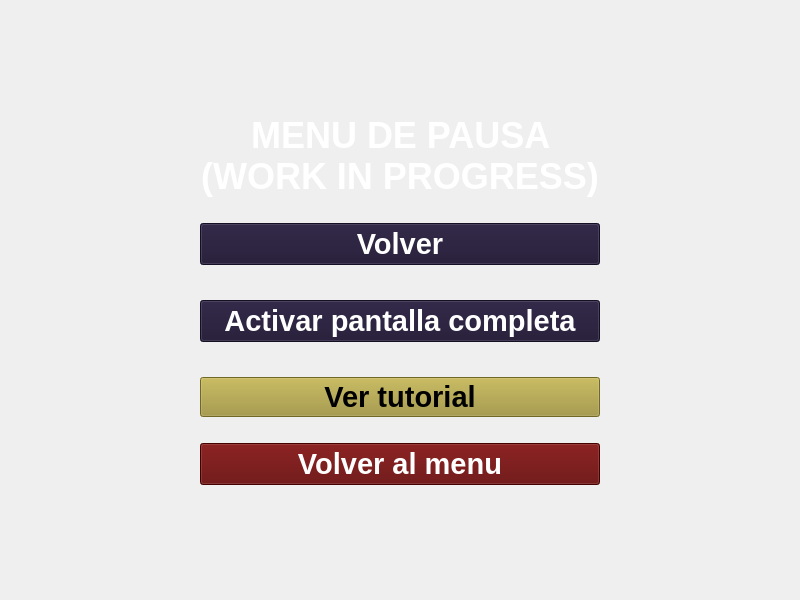
Before: the Qt Designer form PantallaPausa/pantallapausa.ui in 0tomi/POO-TP, drawn with Qt 5.
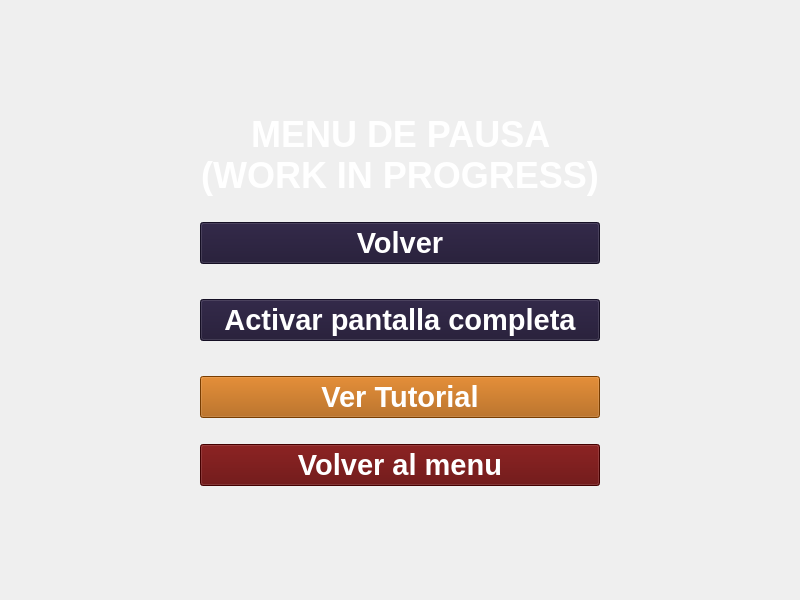
After: the same form once the commit is applied. Icons and pictures are not drawn.

Patch:
```diff
--- a/PantallaPausa/pantallapausa.ui
+++ b/PantallaPausa/pantallapausa.ui
@@ -245,20 +245,8 @@
             </property>
            </spacer>
           </item>
-          <item alignment="Qt::AlignHCenter">
+          <item>
            <widget class="QPushButton" name="tutorialButton">
-            <property name="minimumSize">
-             <size>
-              <width>400</width>
-              <height>40</height>
-             </size>
-            </property>
-            <property name="maximumSize">
-             <size>
-              <width>400</width>
-              <height>40</height>
-             </size>
-            </property>
             <property name="font">
              <font>
               <family>MS Sans Serif</family>
@@ -267,11 +255,11 @@
              </font>
             </property>
             <property name="styleSheet">
-             <string notr="true">background-color: rgb(159, 146, 52);
-color: black;</string>
+             <string notr="true">color: white;
+background-color: rgb(170, 85, 0);</string>
             </property>
             <property name="text">
-             <string>Ver tutorial</string>
+             <string>Ver Tutorial</string>
             </property>
            </widget>
           </item>
```
Left out of the diff: 18 changed lines with no effect on the pictures.
